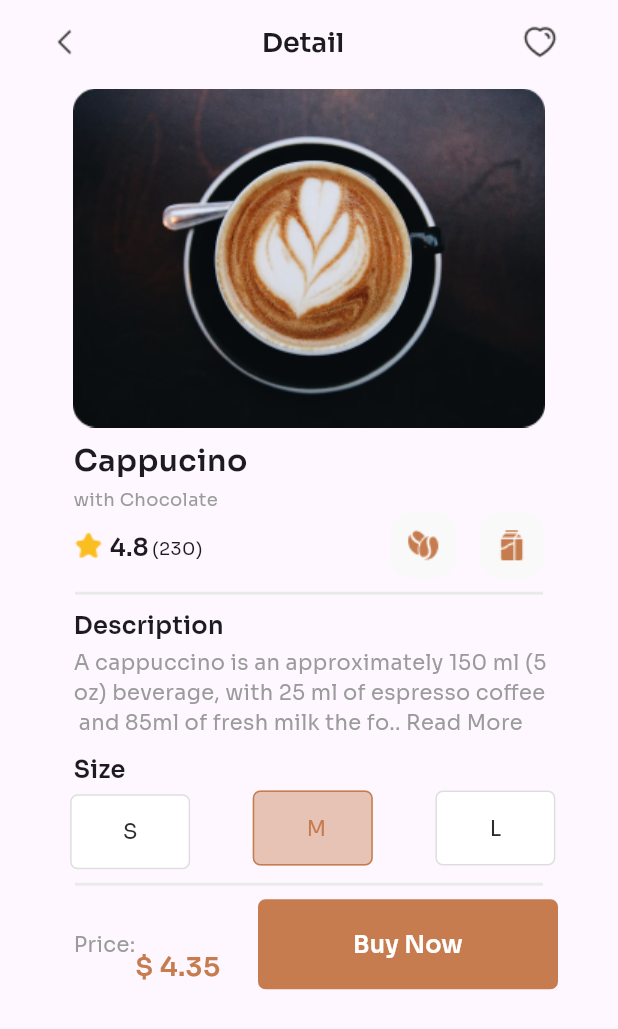
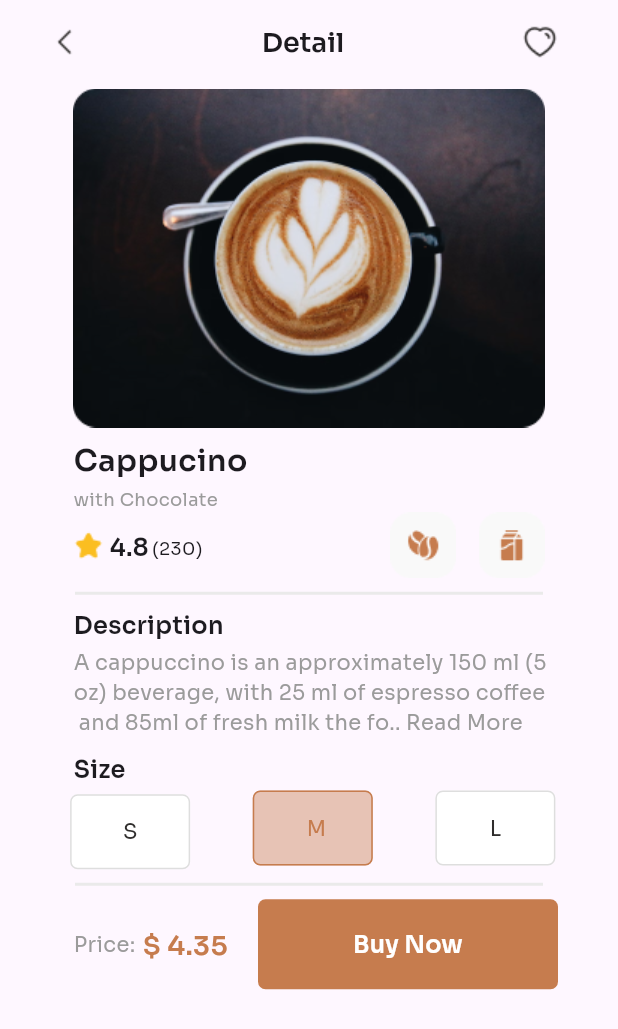
Before and after one commit to mesubasi/Coffee-Detail-Page-with-Flutter, a Flutter app: the screen it shows after launch, on a phone screen of 412 x 824 dp. Shown: the top 1029 px of the screen. Run offline on Flutter 3.47's test engine with Material 3 defaults, Android fonts, the phone set to English and light mode, and no system bars.

Commit message:
Update home.dart

```diff
--- a/lib/home.dart
+++ b/lib/home.dart
@@ -247,7 +247,7 @@ class _HomepageState extends State<Homepage> {
                   ),
                 ),
                 const Padding(
-                  padding: EdgeInsets.only(top: 30),
+                  padding: EdgeInsets.only(top: 2.5, left:5),
                   child: Text(
                     "\$ 4.35",
                     style: TextStyle(
```
